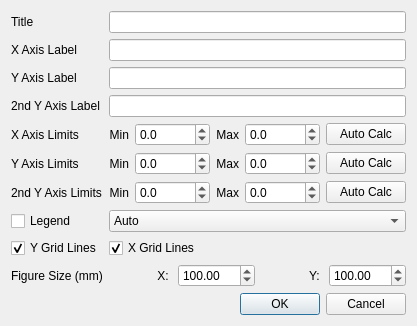
Before: the Qt Designer form qgis3_plugin/tuflow/forms/animation_plot_properties.ui in TUFLOW-Support/QGIS-TUFLOW-Plugin, drawn with Qt 5.
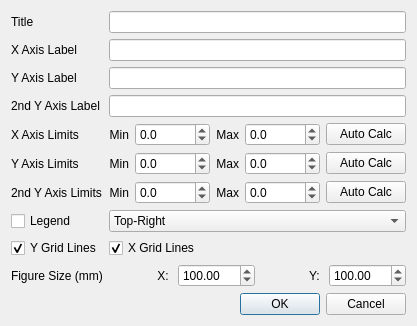
After: the same form once the commit is applied.

Patch:
```diff
--- a/qgis3_plugin/tuflow/forms/animation_plot_properties.ui
+++ b/qgis3_plugin/tuflow/forms/animation_plot_properties.ui
@@ -6,8 +6,8 @@
    <rect>
     <x>0</x>
     <y>0</y>
-    <width>338</width>
-    <height>316</height>
+    <width>380</width>
+    <height>325</height>
    </rect>
   </property>
   <property name="windowTitle">
@@ -196,16 +196,6 @@
      </item>
      <item row="7" column="1">
       <widget class="QComboBox" name="cboLegendPos">
-       <item>
-        <property name="text">
-         <string>Auto</string>
-        </property>
-       </item>
-       <item>
-        <property name="text">
-         <string>Top-Left</string>
-        </property>
-       </item>
        <item>
         <property name="text">
          <string>Top-Right</string>
```
Left out of the diff: 5 changed lines with no effect on the pictures.
